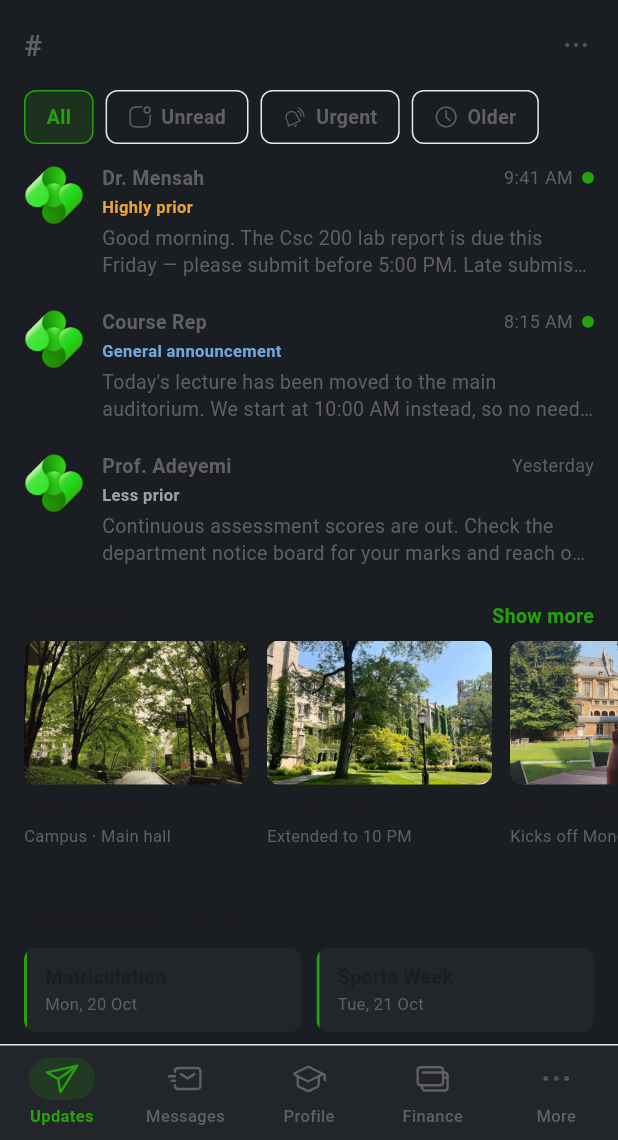
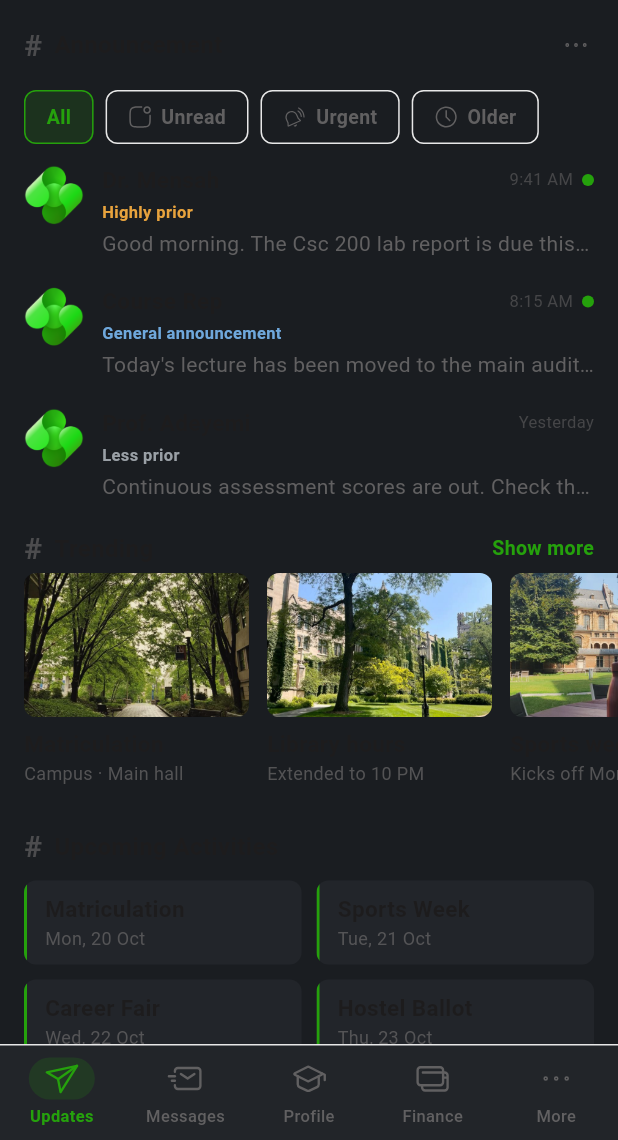
Before and after one commit to Wayne-2/encore, a Flutter app: the HomeShell screen opened directly, on a phone screen of 412 x 824 dp, the part 96-1236 px from its top. Run offline on Flutter 3.47's test engine with Material 3 defaults, Android fonts, the phone set to English and light mode, and no system bars; our stand-ins replace flutter_spinkit, flutter_svg; project files that could hold a hidden picture were left out.

Commit message:
font size and family update

```diff
--- a/lib/screens/updates_screen.dart
+++ b/lib/screens/updates_screen.dart
@@ -172,6 +172,103 @@ class _UpdatesAppBar extends StatelessWidget {
   }
 }
 
+/// WhatsApp-style type hierarchy for the Updates page. Prominence is expressed
+/// through size, weight and opacity rather than colour alone, top → bottom:
+///
+/// | tier      | size | weight | opacity |
+/// |-----------|------|--------|---------|
+/// | glyph     | 20   | w700   | 70%     |
+/// | section   | 16   | w600   | 100%    |
+/// | name      | 15   | w700   | 100%    |
+/// | body      | 14   | w400   | 100%    |
+/// | subtitle  | 12   | w400   | 80%     |
+/// | meta/tag  | 11   | w600   | 60–100% |
+abstract final class _UpdatesType {
+  /// Section titles — the top of the hierarchy.
+  static TextStyle sectionTitle(ColorScheme s) => TextStyle(
+    fontFamily: AppTheme.fontFamily,
+    fontSize: 16,
+    fontWeight: FontWeight.w600,
+    color: s.onSurface,
+  );
+
+  /// The muted `#` glyph that prefixes a section title.
+  static TextStyle glyph(ColorScheme s) => TextStyle(
+    fontFamily: AppTheme.fontFamily,
+    fontSize: 20,
+    fontWeight: FontWeight.w700,
+    height: 1,
+    color: s.onSurfaceVariant.withValues(alpha: 0.7),
+  );
+
+  /// Names and card titles — primary emphasis.
+  static TextStyle name(ColorScheme s) => TextStyle(
+    fontFamily: AppTheme.fontFamily,
+    fontSize: 15,
+    fontWeight: FontWeight.w700,
+    color: s.onSurface,
+  );
+
+  /// Message copy — secondary emphasis.
+  static TextStyle body(ColorScheme s) => TextStyle(
+    fontFamily: AppTheme.fontFamily,
+    fontSize: 14,
+    height: 1.3,
+    fontWeight: FontWeight.w400,
+    color: s.onSurfaceVariant,
+  );
+
+  /// Supporting copy such as card subtitles and dates — tertiary emphasis.
+  static TextStyle subtitle(ColorScheme s) => TextStyle(
+    fontFamily: AppTheme.fontFamily,
+    fontSize: 12,
+    fontWeight: FontWeight.w400,
+    color: s.onSurfaceVariant.withValues(alpha: 0.8),
+  );
+
+  /// Timestamps — the faintest tier.
+  static TextStyle meta(ColorScheme s) => TextStyle(
+    fontFamily: AppTheme.fontFamily,
+    fontSize: 11,
+    fontWeight: FontWeight.w400,
+    color: s.onSurfaceVariant.withValues(alpha: 0.6),
+  );
+
+  /// Coloured priority tag.
+  static TextStyle tag(Color color) => TextStyle(
+    fontFamily: AppTheme.fontFamily,
+    fontSize: 11,
+    fontWeight: FontWeight.w600,
+    color: color,
+  );
+}
+
+/// Slack-style section title: a muted `#` glyph followed by the section name.
+class _SectionTitle extends StatelessWidget {
+  const _SectionTitle(this.title);
+
+  final String title;
+
+  @override
+  Widget build(BuildContext context) {
+    final scheme = Theme.of(context).colorScheme;
+
+    return Row(
+      mainAxisSize: MainAxisSize.min,
+      children: [
+        Text('#', style: _UpdatesType.glyph(scheme)),
+        const SizedBox(width: 8),
+        Text(
+          title,
+          maxLines: 1,
+          overflow: TextOverflow.ellipsis,
+          style: _UpdatesType.sectionTitle(scheme),
+        ),
+      ],
+    );
+  }
+}
+
 /// Section header: `# Announcement` with a trailing "more" action.
 class _AnnouncementHeader extends StatelessWidget {
   const _AnnouncementHeader({required this.onMore});
@@ -186,26 +283,7 @@ class _AnnouncementHeader extends StatelessWidget {
       padding: const EdgeInsets.fromLTRB(16, 6, 4, 2),
       child: Row(
         children: [
-          Text(
-            '#',
-            style: TextStyle(
-              fontFamily: AppTheme.fontFamily,
-              fontSize: 20,
-              fontWeight: FontWeight.w700,
-              height: 1,
-              color: scheme.onSurfaceVariant,
-            ),
-          ),
-          const SizedBox(width: 8),
-          Text(
-            'Announcement',
-            style: TextStyle(
-              fontFamily: AppTheme.fontFamily,
-              fontSize: 16,
-              fontWeight: FontWeight.w600,
-              color: scheme.onSurface,
-            ),
-          ),
+          const _SectionTitle('Announcement'),
           const Spacer(),
           IconButton(
             onPressed: onMore,
@@ -423,23 +501,13 @@ class _AnnouncementTile extends StatelessWidget {
                             announcement.author,
                             maxLines: 1,
                             overflow: TextOverflow.ellipsis,
-                            style: TextStyle(
-                              fontFamily: AppTheme.fontFamily,
-                              fontSize: 13,
-                              fontWeight: FontWeight.w700,
-                              color: scheme.onSurfaceVariant,
-                            ),
+                            style: _UpdatesType.name(scheme),
                           ),
                         ),
                         const SizedBox(width: 8),
                         Text(
                           announcement.time,
-                          style: TextStyle(
-                            fontFamily: AppTheme.fontFamily,
-                            fontSize: 12,
-                            fontWeight: FontWeight.w400,
-                            color: scheme.onSurfaceVariant,
-                          ),
+                          style: _UpdatesType.meta(scheme),
                         ),
                         if (announcement.unread) ...[
                           const SizedBox(width: 6),
@@ -462,14 +530,9 @@ class _AnnouncementTile extends StatelessWidget {
                     const SizedBox(height: 4),
                     Text(
                       announcement.body,
-                      maxLines: 2,
+                      maxLines: 1,
                       overflow: TextOverflow.ellipsis,
-                      style: TextStyle(
-                        fontFamily: AppTheme.fontFamily,
-                        fontSize: 13,
-                        height: 1.35,
-                        color: scheme.onSurfaceVariant,
-                      ),
+                      style: _UpdatesType.body(scheme),
                     ),
                   ],
                 ),
@@ -491,15 +554,7 @@ class _TagBadge extends StatelessWidget {
 
   @override
   Widget build(BuildContext context) {
-    return Text(
-      label,
-      style: TextStyle(
-        fontFamily: AppTheme.fontFamily,
-        fontSize: 11,
-        fontWeight: FontWeight.w600,
-        color: color,
-      ),
-    );
+    return Text(label, style: _UpdatesType.tag(color));
   }
 }
 
@@ -545,8 +600,6 @@ class _TrendingSection extends StatelessWidget {
 
   @override
   Widget build(BuildContext context) {
-    final scheme = Theme.of(context).colorScheme;
-
     return Column(
       crossAxisAlignment: CrossAxisAlignment.start,
       children: [
@@ -554,15 +607,7 @@ class _TrendingSection extends StatelessWidget {
           padding: const EdgeInsets.fromLTRB(16, 6, 8, 4),
           child: Row(
             children: [
-              Text(
-                'Trending',
-                style: TextStyle(
-                  fontFamily: AppTheme.fontFamily,
-                  fontSize: 16,
-                  fontWeight: FontWeight.w600,
-                  color: scheme.onSurface,
-                ),
-              ),
+              const _SectionTitle('Trending'),
               const Spacer(),
               GestureDetector(
                 key: const ValueKey('trending-show-more'),
@@ -642,24 +687,14 @@ class _TrendingCard extends StatelessWidget {
             item.title,
             maxLines: 1,
             overflow: TextOverflow.ellipsis,
-            style: TextStyle(
-              fontFamily: AppTheme.fontFamily,
-              fontSize: 13,
-              fontWeight: FontWeight.w600,
-              color: scheme.onSurface,
-            ),
+            style: _UpdatesType.name(scheme),
           ),
           const SizedBox(height: 2),
           Text(
             item.subtitle,
             maxLines: 1,
             overflow: TextOverflow.ellipsis,
-            style: TextStyle(
-              fontFamily: AppTheme.fontFamily,
-              fontSize: 11,
-              fontWeight: FontWeight.w400,
-              color: scheme.onSurfaceVariant,
-            ),
+            style: _UpdatesType.subtitle(scheme),
           ),
         ],
       ),
@@ -683,22 +718,12 @@ class _UpcomingActivitiesSection extends StatelessWidget {
 
   @override
   Widget build(BuildContext context) {
-    final scheme = Theme.of(context).colorScheme;
-
     return Column(
       crossAxisAlignment: CrossAxisAlignment.start,
       children: [
-        Padding(
-          padding: const EdgeInsets.fromLTRB(16, 6, 16, 12),
-          child: Text(
-            'Upcoming Activities',
-            style: TextStyle(
-              fontFamily: AppTheme.fontFamily,
-              fontSize: 16,
-              fontWeight: FontWeight.w600,
-              color: scheme.onSurface,
-            ),
-          ),
+        const Padding(
+          padding: EdgeInsets.fromLTRB(16, 6, 16, 12),
+          child: _SectionTitle('Upcoming Activities'),
         ),
         GridView.builder(
           padding: const EdgeInsets.symmetric(horizontal: 16),
@@ -761,24 +786,14 @@ class _ActivityCard extends StatelessWidget {
                   item.title,
                   maxLines: 1,
                   overflow: TextOverflow.ellipsis,
-                  style: TextStyle(
-                    fontFamily: AppTheme.fontFamily,
-                    fontSize: 13,
-                    fontWeight: FontWeight.w700,
-                    color: scheme.onSurface,
-                  ),
+                  style: _UpdatesType.name(scheme),
                 ),
                 const SizedBox(height: 2),
                 Text(
                   item.date,
                   maxLines: 1,
                   overflow: TextOverflow.ellipsis,
-                  style: TextStyle(
-                    fontFamily: AppTheme.fontFamily,
-                    fontSize: 11,
-                    fontWeight: FontWeight.w400,
-                    color: scheme.onSurfaceVariant,
-                  ),
+                  style: _UpdatesType.subtitle(scheme),
                 ),
               ],
             ),
```
Also changed, not shown: 1 other file.
